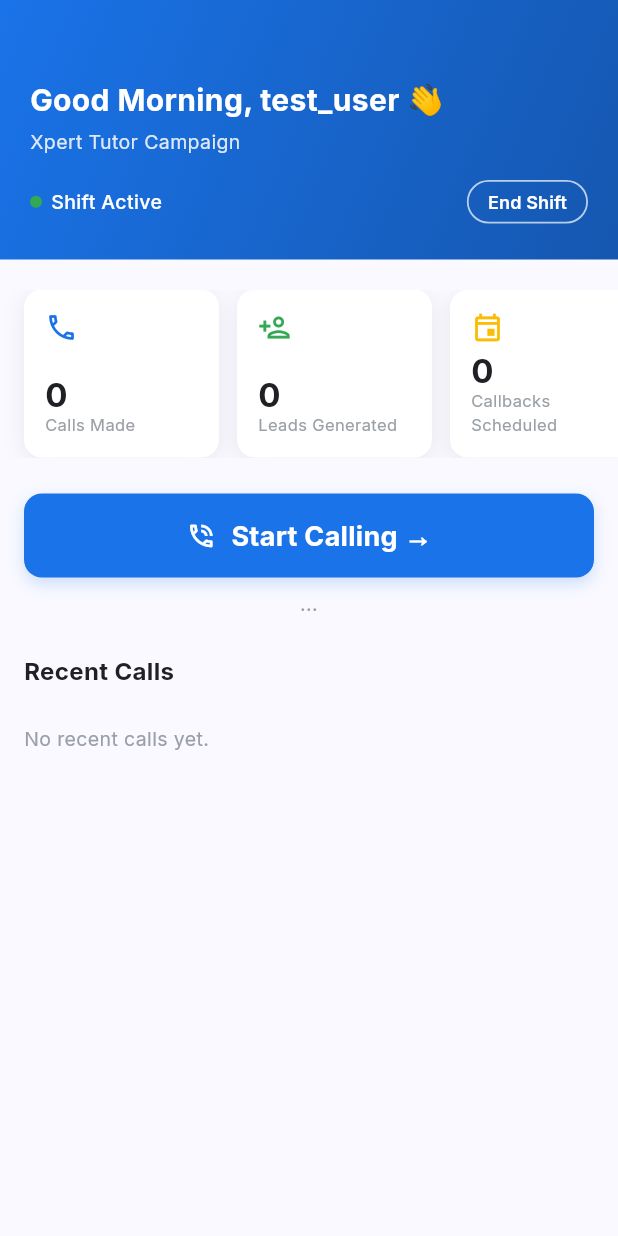
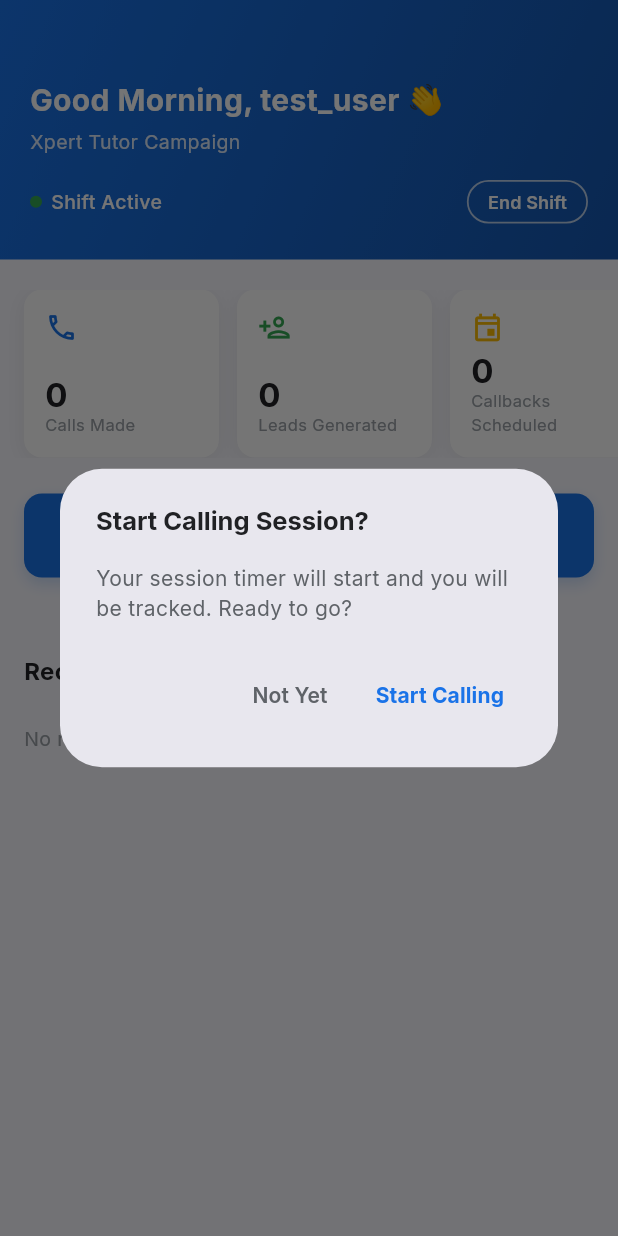
Before and after one commit to arpit0oo/callingapp, a Flutter app: the CallerHomeContent widget shown alone on an empty page, opened directly with empty values, after a tap on "Start Calling →", on a phone screen of 412 x 824 dp. Run offline on Flutter 3.47's test engine with Material 3 defaults, Android fonts, the phone set to English and light mode, and no system bars; our stand-ins replace cloud_firestore, firebase_auth, firebase_core, firebase_database, google_fonts; missing offline and left inert: dart:html; accounts and stored records are empty.

Commit message:
feat: implement cold calling dashboard and workspace UI with form management and disposition handling

```diff
--- a/lib/features/cold_caller/caller_shell.dart
+++ b/lib/features/cold_caller/caller_shell.dart
@@ -101,7 +101,10 @@ class CallerShellState extends State<CallerShell> {
                     index: _selectedIndex,
                     children: [
                       CallerHomeContent(role: widget.role),
-                      CallingDashboardContent(role: widget.role),
+                      CallingDashboardContent(
+                        key: CallingDashboardContent.dashboardKey,
+                        role: widget.role,
+                      ),
                       CallingWorkspaceContent(
                         role: widget.role,
                         currentLead: _currentLead,
--- a/lib/features/cold_caller/calling_workspace_screen.dart
+++ b/lib/features/cold_caller/calling_workspace_screen.dart
@@ -8,6 +8,7 @@ import 'package:google_fonts/google_fonts.dart';
 import '../../services/app_session.dart';
 import '../../services/lead_service.dart';
 import '../../services/rtdb_service.dart';
+import 'calling_dashboard_screen.dart';
 import 'caller_shell.dart';
 
 // ─────────────────────────────────────────────────────────────────────────────
@@ -388,8 +389,9 @@ class _CallingWorkspaceContentState extends State<CallingWorkspaceContent> {
     if (mounted) {
       setState(() => _showSuccess = false);
       _resetForm();
-      // Navigate back to calling dashboard (index 1), not home.
+      // Navigate back to calling dashboard (index 1) and clear the locked lead.
       CallerShell.shellKey.currentState?.navigateTo(1);
+      CallingDashboardContent.dashboardKey.currentState?.clearCurrentLead();
     }
   }
 
--- a/lib/features/cold_caller/home_screen.dart
+++ b/lib/features/cold_caller/home_screen.dart
@@ -82,6 +82,46 @@ class _CallerHomeContentState extends State<CallerHomeContent> {
 
   // ── Start Calling ─────────────────────────────────────────────
   Future<void> _handleStartCalling() async {
+    final confirmed = await showDialog<bool>(
+      context: context,
+      builder: (ctx) => AlertDialog(
+        title: Text(
+          'Start Calling Session?',
+          style: GoogleFonts.inter(
+              fontWeight: FontWeight.w700,
+              fontSize: 17,
+              color: const Color(0xFF202124)),
+        ),
+        content: Text(
+          'Your session timer will start and you will be tracked. Ready to go?',
+          style: GoogleFonts.inter(
+              fontSize: 14, color: const Color(0xFF5F6368)),
+        ),
+        actions: [
+          TextButton(
+            onPressed: () => Navigator.of(ctx).pop(false),
+            child: Text(
+              'Not Yet',
+              style: GoogleFonts.inter(
+                  fontWeight: FontWeight.w600,
+                  color: const Color(0xFF5F6368)),
+            ),
+          ),
+          TextButton(
+            onPressed: () => Navigator.of(ctx).pop(true),
+            child: Text(
+              'Start Calling',
+              style: GoogleFonts.inter(
+                  fontWeight: FontWeight.w700,
+                  color: const Color(0xFF1A73E8)),
+            ),
+          ),
+        ],
+      ),
+    );
+
+    if (confirmed != true || !mounted) return;
+
     await RtdbService.updateCallerState(
       AppSession.tenantId,
       AppSession.userId,
```
Also changed, not shown: lib/features/cold_caller/calling_dashboard_screen.dart (+35 -26 lines).
